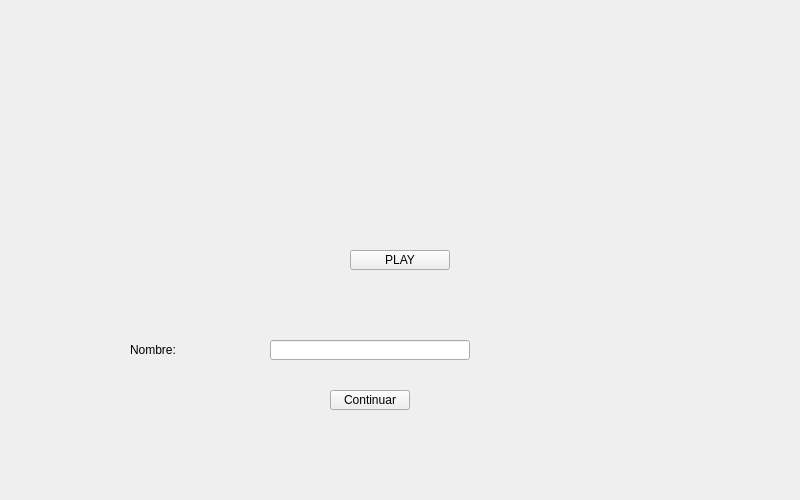
Above: Client/Lobby/lobby.ui from franciscoduc4/TP_Jazz_Jackrabbit_2 before the change. Below: the same form after it.
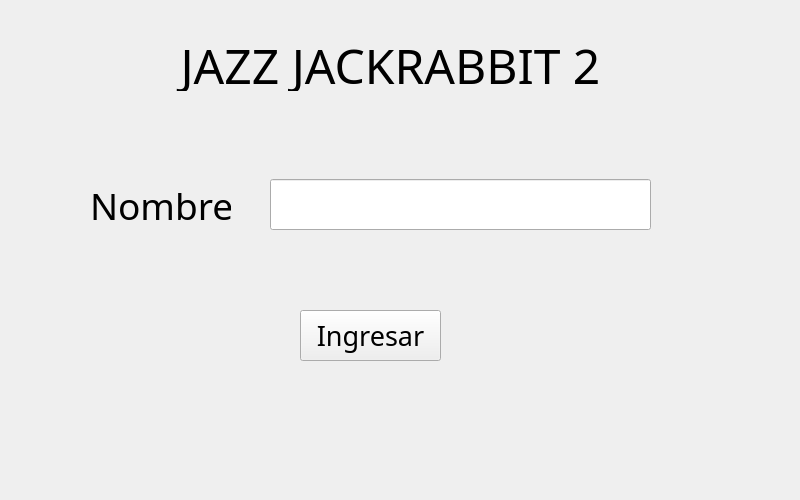
That is the form after the change. Icons and pictures are not drawn.

Commit message: add: font and common files

What changed in the file:
```diff
--- a/Client/Lobby/lobby.ui
+++ b/Client/Lobby/lobby.ui
@@ -16,9 +16,17 @@
     <height>500</height>
    </rect>
   </property>
+  <property name="font">
+   <font>
+    <family>Jazz Jackrabbit 2</family>
+   </font>
+  </property>
   <property name="windowTitle">
    <string>Lobby</string>
   </property>
+  <property name="autoFillBackground">
+   <bool>false</bool>
+  </property>
   <property name="styleSheet">
    <string notr="true"/>
   </property>
@@ -29,85 +37,80 @@
    <property name="styleSheet">
     <string notr="true">border-image: url(&quot;TP_Jazz_Jackrabbit_2/assets/Miscellaneous/Miscellaneous.png&quot;) 0 0 0 0 stretch stretch;</string>
    </property>
-   <widget class="QPushButton" name="play">
-    <property name="enabled">
-     <bool>true</bool>
-    </property>
+   <widget class="QPushButton" name="btnIngresar">
     <property name="geometry">
      <rect>
-      <x>350</x>
-      <y>250</y>
-      <width>100</width>
-      <height>20</height>
+      <x>300</x>
+      <y>310</y>
+      <width>141</width>
+      <height>51</height>
      </rect>
     </property>
     <property name="font">
      <font>
-      <kerning>true</kerning>
+      <family>Jazz Jackrabbit 2</family>
+      <pointsize>20</pointsize>
      </font>
     </property>
-    <property name="mouseTracking">
-     <bool>false</bool>
-    </property>
-    <property name="autoFillBackground">
-     <bool>false</bool>
-    </property>
     <property name="styleSheet">
      <string notr="true">border-image: url(&quot;TP_Jazz_Jackrabbit_2/assets/Miscellaneous/fondo_blanco.png&quot;) 0 0 0 0 stretch stretch;</string>
     </property>
     <property name="text">
-     <string>PLAY</string>
+     <string>Ingresar</string>
     </property>
-    <property name="checkable">
-     <bool>false</bool>
+    <property name="shortcut">
+     <string/>
     </property>
-    <property name="default">
-     <bool>false</bool>
+   </widget>
+   <widget class="QLabel" name="labelTitle">
+    <property name="geometry">
+     <rect>
+      <x>40</x>
+      <y>40</y>
+      <width>701</width>
+      <height>51</height>
+     </rect>
+    </property>
+    <property name="font">
+     <font>
+      <family>Jazz Jackrabbit 2</family>
+      <pointsize>36</pointsize>
+     </font>
+    </property>
+    <property name="text">
+     <string>JAZZ JACKRABBIT 2</string>
+    </property>
+    <property name="alignment">
+     <set>Qt::AlignCenter</set>
     </property>
    </widget>
    <widget class="QLabel" name="labelName">
     <property name="geometry">
      <rect>
-      <x>130</x>
-      <y>340</y>
-      <width>80</width>
-      <height>20</height>
+      <x>90</x>
+      <y>180</y>
+      <width>141</width>
+      <height>51</height>
      </rect>
     </property>
-    <property name="styleSheet">
-     <string notr="true">border-image: url(&quot;TP_Jazz_Jackrabbit_2/assets/Miscellaneous/fondo_blanco.png&quot;) 0 0 0 0 stretch stretch;</string>
+    <property name="font">
+     <font>
+      <family>Jazz Jackrabbit 2</family>
+      <pointsize>28</pointsize>
+     </font>
     </property>
     <property name="text">
-     <string>Nombre:</string>
+     <string>Nombre</string>
     </property>
    </widget>
    <widget class="QLineEdit" name="userName">
     <property name="geometry">
      <rect>
       <x>270</x>
-      <y>340</y>
-      <width>200</width>
-      <height>20</height>
+      <y>179</y>
+      <width>381</width>
+      <height>51</height>
      </rect>
-    </property>
-    <property name="styleSheet">
-     <string notr="true">border-image: url(&quot;TP_Jazz_Jackrabbit_2/assets/Miscellaneous/fondo_blanco.png&quot;) 0 0 0 0 stretch stretch;</string>
-    </property>
-   </widget>
-   <widget class="QPushButton" name="continuar">
-    <property name="geometry">
-     <rect>
-      <x>330</x>
-      <y>390</y>
-      <width>80</width>
-      <height>20</height>
-     </rect>
-    </property>
-    <property name="styleSheet">
-     <string notr="true">border-image: url(&quot;TP_Jazz_Jackrabbit_2/assets/Miscellaneous/fondo_blanco.png&quot;) 0 0 0 0 stretch stretch;</string>
-    </property>
-    <property name="text">
-     <string>Continuar</string>
     </property>
    </widget>
   </widget>
```
Left out of the diff: 6 changed lines with no effect on the pictures. The commit also changes 11 other files.
